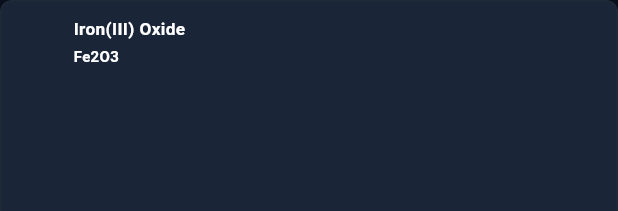
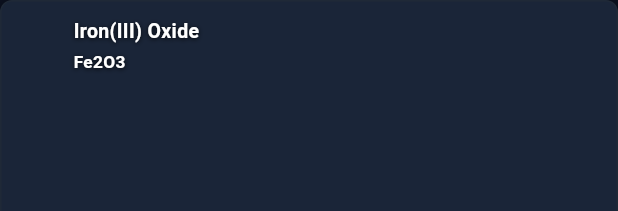
Before and after one commit to malikqasim223/2D_virtual_chem_lab, a Flutter app: the _PremiumChemTile widget shown alone on an empty page, opened directly with sample values from the repository, on a phone screen of 412 x 824 dp. Shown: the top 211 px of the screen. Run offline on Flutter 3.47's test engine with Material 3 defaults, Android fonts, the light colour scheme and no system bars; Roboto replaces fonts that are missing (Segoe UI).

Commit message:
style: increased chemical text size and added black text shadow

```diff
--- a/lib/presentation/screens/lab/lab_screen.dart
+++ b/lib/presentation/screens/lab/lab_screen.dart
@@ -2485,8 +2485,15 @@ class _PremiumChemTileState extends State<_PremiumChemTile> {
                   overflow: TextOverflow.ellipsis,
                   style: const TextStyle(
                     color: Colors.white,
-                    fontSize: 11.5,
-                    fontWeight: FontWeight.w600,
+                    fontSize: 13.0, // Size Increased
+                    fontWeight: FontWeight.w700,
+                    shadows: [
+                      Shadow(
+                        color: Colors.black87, // Black Shadow
+                        blurRadius: 4,
+                        offset: Offset(0, 1),
+                      ),
+                    ],
                   ),
                 ),
                 const SizedBox(height: 3),
@@ -2494,8 +2501,15 @@ class _PremiumChemTileState extends State<_PremiumChemTile> {
                   widget.c.formula,
                   style: const TextStyle(
                     color: Colors.white,
-                    fontSize: 10,
+                    fontSize: 11.5, // Size Increased
                     fontWeight: FontWeight.w700,
+                    shadows: [
+                      Shadow(
+                        color: Colors.black87, // Black Shadow
+                        blurRadius: 4,
+                        offset: Offset(0, 1),
+                      ),
+                    ],
                   ),
                 ),
               ],
```
